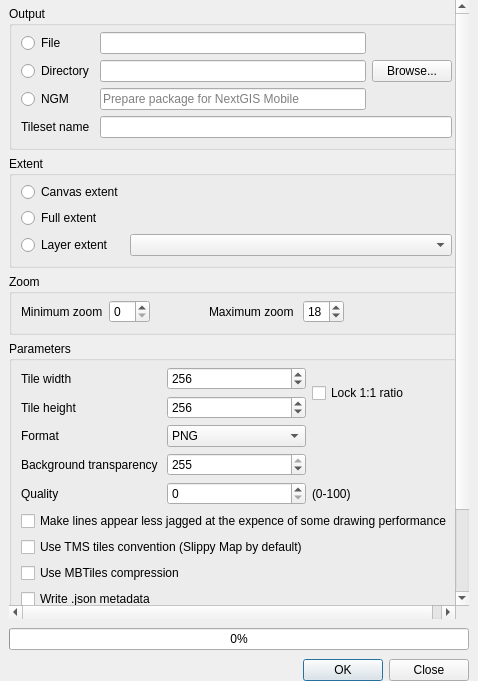
Old version of the form ui/qtilesdialogbase.ui in the repository nextgis/qgis_qtiles.
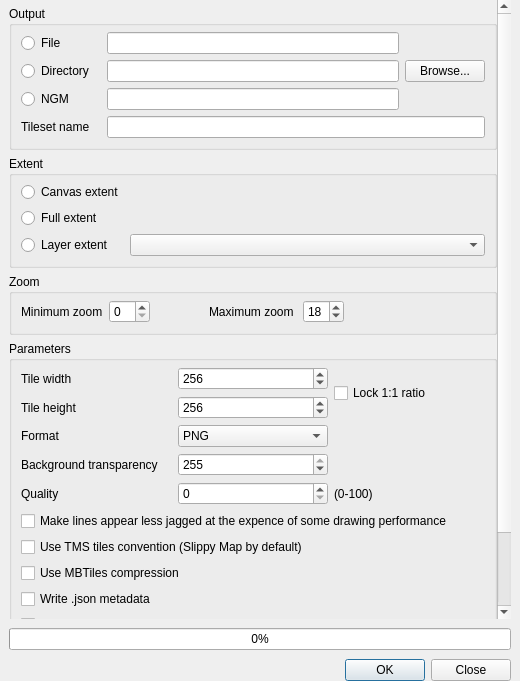
New version of the form. Icons and pictures are not drawn. Custom widgets are drawn as their Qt base class.

Commit message: Add ui element for get information about output format

Patch:
```diff
--- a/ui/qtilesdialogbase.ui
+++ b/ui/qtilesdialogbase.ui
@@ -6,7 +6,7 @@
    <rect>
     <x>0</x>
     <y>0</y>
-    <width>478</width>
+    <width>520</width>
     <height>681</height>
    </rect>
   </property>
@@ -48,8 +48,8 @@
        <rect>
         <x>0</x>
         <y>0</y>
-        <width>443</width>
-        <height>622</height>
+        <width>485</width>
+        <height>624</height>
        </rect>
       </property>
       <property name="styleSheet">
@@ -80,54 +80,188 @@
           <property name="topMargin">
            <number>6</number>
           </property>
-          <item row="2" column="0">
-           <widget class="QRadioButton" name="rbNGM">
-            <property name="text">
-             <string>NGM</string>
+          <item row="2" column="1">
+           <layout class="QHBoxLayout" name="horizontalLayout_3">
+            <property name="spacing">
+             <number>0</number>
             </property>
-           </widget>
-          </item>
-          <item row="0" column="0">
-           <widget class="QRadioButton" name="rbOutputZip">
-            <property name="text">
-             <string>File</string>
+            <property name="leftMargin">
+             <number>0</number>
             </property>
-           </widget>
-          </item>
-          <item row="1" column="1">
-           <widget class="QLineEdit" name="leDirectoryName"/>
+            <item>
+             <widget class="QRadioButton" name="rbOutputNGM">
+              <property name="sizePolicy">
+               <sizepolicy hsizetype="Fixed" vsizetype="Fixed">
+                <horstretch>0</horstretch>
+                <verstretch>0</verstretch>
+               </sizepolicy>
+              </property>
+              <property name="text">
+               <string>NGM</string>
+              </property>
+              <property name="icon">
+               <iconset>
+                <normaloff>:/icons/ngm_index_24x24.png</normaloff>:/icons/ngm_index_24x24.png</iconset>
+              </property>
+             </widget>
+            </item>
+            <item>
+             <widget class="QLabel" name="lInfoIconOutputNGM">
+              <property name="cursor">
+               <cursorShape>PointingHandCursor</cursorShape>
+              </property>
+              <property name="text">
+               <string>&lt;a href=&quot;infoOutpuZip&quot;&gt;&lt;img src=&quot;:/icons/info.png&quot;/&gt;&lt;/a&gt;</string>
+              </property>
+              <property name="alignment">
+               <set>Qt::AlignLeading|Qt::AlignLeft|Qt::AlignTop</set>
+              </property>
+              <property name="openExternalLinks">
+               <bool>false</bool>
+              </property>
+             </widget>
+            </item>
+            <item>
+             <widget class="QLabel" name="lBlank_3">
+              <property name="text">
+               <string/>
+              </property>
+             </widget>
+            </item>
+           </layout>
           </item>
           <item row="0" column="1">
-           <widget class="QLineEdit" name="leZipFileName"/>
+           <layout class="QHBoxLayout" name="horizontalLayout_4">
+            <property name="spacing">
+             <number>0</number>
+            </property>
+            <property name="leftMargin">
+             <number>0</number>
+            </property>
+            <item>
+             <widget class="QRadioButton" name="rbOutputZip">
+              <property name="sizePolicy">
+               <sizepolicy hsizetype="Fixed" vsizetype="Fixed">
+                <horstretch>0</horstretch>
+                <verstretch>0</verstretch>
+               </sizepolicy>
+              </property>
+              <property name="styleSheet">
+               <string notr="true"/>
+              </property>
+              <property name="text">
+               <string>File</string>
+              </property>
+             </widget>
+            </item>
+            <item>
+             <widget class="QLabel" name="lInfoIconOutputZip">
+              <property name="cursor">
+               <cursorShape>PointingHandCursor</cursorShape>
+              </property>
+              <property name="text">
+               <string notr="true">&lt;a href=&quot;infoOutpuZip&quot;&gt;&lt;img src=&quot;:/icons/info.png&quot;/&gt;&lt;/a&gt;</string>
+              </property>
+              <property name="textFormat">
+               <enum>Qt::RichText</enum>
+              </property>
+              <property name="alignment">
+               <set>Qt::AlignLeading|Qt::AlignLeft|Qt::AlignTop</set>
+              </property>
+              <property name="openExternalLinks">
+               <bool>false</bool>
+              </property>
+             </widget>
+            </item>
+            <item>
+             <widget class="QLabel" name="lBlank_1">
+              <property name="text">
+               <string/>
+              </property>
+             </widget>
+            </item>
+           </layout>
           </item>
-          <item row="1" column="0">
-           <widget class="QRadioButton" name="rbOutputDir">
-            <property name="text">
-             <string>Directory</string>
+          <item row="1" column="1">
+           <layout class="QHBoxLayout" name="horizontalLayout_2">
+            <property name="spacing">
+             <number>0</number>
             </property>
-           </widget>
+            <property name="leftMargin">
+             <number>0</number>
+            </property>
+            <item>
+             <widget class="QRadioButton" name="rbOutputDir">
+              <property name="sizePolicy">
+               <sizepolicy hsizetype="Fixed" vsizetype="Fixed">
+                <horstretch>0</horstretch>
+                <verstretch>0</verstretch>
+               </sizepolicy>
+              </property>
+              <property name="text">
+               <string>Directory</string>
+              </property>
+             </widget>
+            </item>
+            <item>
+             <widget class="QLabel" name="lInfoIconOutputDir">
+              <property name="cursor">
+               <cursorShape>PointingHandCursor</cursorShape>
+              </property>
+              <property name="text">
+               <string>&lt;a href=&quot;infoOutpuZip&quot;&gt;&lt;img src=&quot;:/icons/info.png&quot;/&gt;&lt;/a&gt;</string>
+              </property>
+              <property name="alignment">
+               <set>Qt::AlignLeading|Qt::AlignLeft|Qt::AlignTop</set>
+              </property>
+              <property name="openExternalLinks">
+               <bool>false</bool>
+              </property>
+             </widget>
+            </item>
+            <item>
+             <widget class="QLabel" name="lBlank_2">
+              <property name="text">
+               <string/>
+              </property>
+             </widget>
+            </item>
+           </layout>
           </item>
-          <item row="4" column="0">
+          <item row="4" column="1">
            <widget class="QLabel" name="label_4">
             <property name="text">
              <string>Tileset name</string>
             </property>
            </widget>
           </item>
-          <item row="4" column="1" colspan="2">
+          <item row="4" column="6" colspan="2">
            <widget class="QLineEdit" name="leRootDir"/>
           </item>
-          <item row="2" column="1">
+          <item row="0" column="6">
+           <widget class="QLineEdit" name="leZipFileName">
+            <property name="sizePolicy">
+             <sizepolicy hsizetype="Expanding" vsizetype="Fixed">
+              <horstretch>0</horstretch>
+              <verstretch>0</verstretch>
+             </sizepolicy>
+            </property>
+           </widget>
+          </item>
+          <item row="2" column="6">
            <widget class="QLineEdit" name="leTilesFroNGM">
             <property name="toolTip">
              <string/>
             </property>
             <property name="placeholderText">
-             <string>Prepare package for NextGIS Mobile</string>
+             <string/>
             </property>
            </widget>
           </item>
-          <item row="1" column="2">
+          <item row="1" column="6">
+           <widget class="QLineEdit" name="leDirectoryName"/>
+          </item>
+          <item row="1" column="7">
            <widget class="QPushButton" name="btnBrowse">
             <property name="text">
              <string>Browse...</string>
```
The commit also changes 2 other files.
